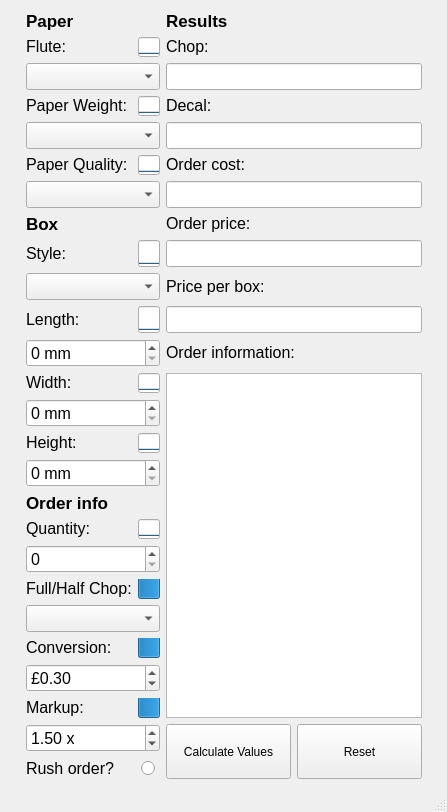
Qt form QTFiles/FormFiles/BPViewer.ui (tommygod3/BoxPricer) before a commit.
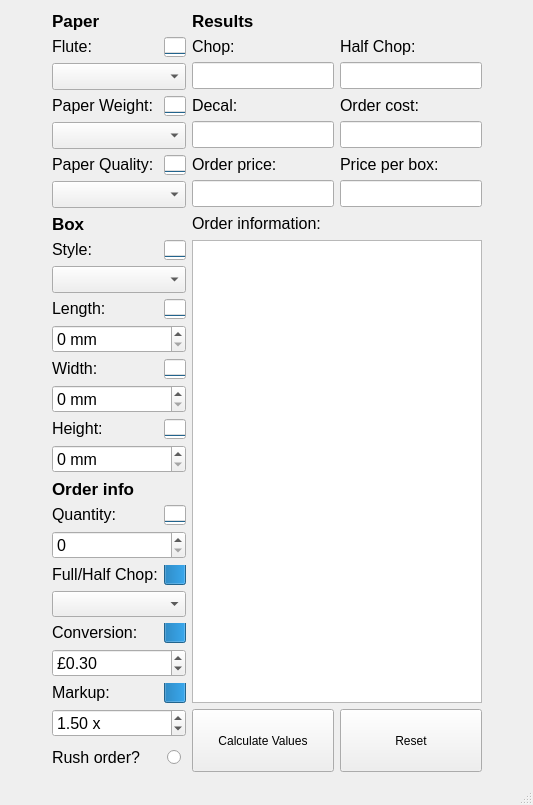
The same form after that commit.

```diff
--- a/QTFiles/FormFiles/BPViewer.ui
+++ b/QTFiles/FormFiles/BPViewer.ui
@@ -6,16 +6,16 @@
    <rect>
     <x>0</x>
     <y>0</y>
-    <width>447</width>
-    <height>812</height>
+    <width>533</width>
+    <height>805</height>
    </rect>
   </property>
   <property name="windowTitle">
    <string>Box Pricer</string>
   </property>
   <widget class="QWidget" name="centralWidget">
-   <layout class="QGridLayout" name="gridLayout_2">
-    <item row="0" column="1">
+   <layout class="QGridLayout" name="gridLayout_5">
+    <item row="0" column="2">
      <spacer name="verticalSpacer">
       <property name="orientation">
        <enum>Qt::Vertical</enum>
@@ -28,8 +28,8 @@
       </property>
      </spacer>
     </item>
-    <item row="1" column="1" rowspan="2">
-     <layout class="QGridLayout" name="gridLayout">
+    <item row="1" column="1" rowspan="2" colspan="2">
+     <layout class="QGridLayout" name="gridLayout_4">
       <item row="0" column="0">
        <widget class="QLabel" name="labelPaper">
         <property name="sizePolicy">
@@ -116,7 +116,9 @@
         </property>
        </widget>
       </item>
-      <item row="1" column="2">
+      <item row="1" column="2" rowspan="2" colspan="2">
+       <layout class="QGridLayout" name="gridLayout">
+        <item row="0" column="0">
        <widget class="QLabel" name="labelChop">
         <property name="sizePolicy">
          <sizepolicy hsizetype="Minimum" vsizetype="Fixed">
@@ -134,7 +136,31 @@
         </property>
        </widget>
       </item>
-      <item row="2" column="2" colspan="2">
+        <item row="1" column="1">
+         <widget class="QLineEdit" name="lineReadHalfChop">
+          <property name="sizePolicy">
+           <sizepolicy hsizetype="Minimum" vsizetype="Fixed">
+            <horstretch>0</horstretch>
+            <verstretch>0</verstretch>
+           </sizepolicy>
+          </property>
+          <property name="font">
+           <font>
+            <pointsize>12</pointsize>
+           </font>
+          </property>
+          <property name="focusPolicy">
+           <enum>Qt::NoFocus</enum>
+          </property>
+          <property name="text">
+           <string/>
+          </property>
+          <property name="readOnly">
+           <bool>true</bool>
+          </property>
+         </widget>
+        </item>
+        <item row="1" column="0">
        <widget class="QLineEdit" name="lineReadChop">
         <property name="sizePolicy">
          <sizepolicy hsizetype="Minimum" vsizetype="Fixed">
@@ -158,6 +184,44 @@
         </property>
        </widget>
       </item>
+        <item row="0" column="1">
+         <widget class="QLabel" name="labelHalfChop">
+          <property name="sizePolicy">
+           <sizepolicy hsizetype="Minimum" vsizetype="Fixed">
+            <horstretch>0</horstretch>
+            <verstretch>0</verstretch>
+           </sizepolicy>
+          </property>
+          <property name="font">
+           <font>
+            <pointsize>12</pointsize>
+           </font>
+          </property>
+          <property name="text">
+           <string>Half Chop:</string>
+          </property>
+         </widget>
+        </item>
+       </layout>
+      </item>
+      <item row="2" column="0" colspan="2">
+       <widget class="QComboBox" name="comboBoxFlute">
+        <property name="sizePolicy">
+         <sizepolicy hsizetype="Minimum" vsizetype="Fixed">
+          <horstretch>0</horstretch>
+          <verstretch>0</verstretch>
+         </sizepolicy>
+        </property>
+        <property name="font">
+         <font>
+          <pointsize>12</pointsize>
+         </font>
+        </property>
+        <property name="currentIndex">
+         <number>-1</number>
+        </property>
+       </widget>
+      </item>
       <item row="3" column="0">
        <widget class="QLabel" name="labelPW">
         <property name="sizePolicy">
@@ -204,7 +268,9 @@
         </property>
        </widget>
       </item>
-      <item row="3" column="2">
+      <item row="3" column="2" rowspan="2" colspan="2">
+       <layout class="QGridLayout" name="gridLayout_2">
+        <item row="0" column="0">
        <widget class="QLabel" name="labelDecal">
         <property name="sizePolicy">
          <sizepolicy hsizetype="Minimum" vsizetype="Fixed">
@@ -222,7 +288,49 @@
         </property>
        </widget>
       </item>
-      <item row="4" column="2" colspan="2">
+        <item row="0" column="1">
+         <widget class="QLabel" name="labelCost">
+          <property name="sizePolicy">
+           <sizepolicy hsizetype="Minimum" vsizetype="Fixed">
+            <horstretch>0</horstretch>
+            <verstretch>0</verstretch>
+           </sizepolicy>
+          </property>
+          <property name="font">
+           <font>
+            <pointsize>12</pointsize>
+           </font>
+          </property>
+          <property name="text">
+           <string>Order cost:</string>
+          </property>
+         </widget>
+        </item>
+        <item row="1" column="1">
+         <widget class="QLineEdit" name="lineReadCost">
+          <property name="sizePolicy">
+           <sizepolicy hsizetype="Minimum" vsizetype="Fixed">
+            <horstretch>0</horstretch>
+            <verstretch>0</verstretch>
+           </sizepolicy>
+          </property>
+          <property name="font">
+           <font>
+            <pointsize>12</pointsize>
+           </font>
+          </property>
+          <property name="focusPolicy">
+           <enum>Qt::NoFocus</enum>
+          </property>
+          <property name="text">
+           <string/>
+          </property>
+          <property name="readOnly">
+           <bool>true</bool>
+          </property>
+         </widget>
+        </item>
+        <item row="1" column="0">
        <widget class="QLineEdit" name="lineReadDecal">
         <property name="sizePolicy">
          <sizepolicy hsizetype="Minimum" vsizetype="Fixed">
@@ -246,6 +354,26 @@
         </property>
        </widget>
       </item>
+       </layout>
+      </item>
+      <item row="4" column="0" colspan="2">
+       <widget class="QComboBox" name="comboBoxPW">
+        <property name="sizePolicy">
+         <sizepolicy hsizetype="Minimum" vsizetype="Fixed">
+          <horstretch>0</horstretch>
+          <verstretch>0</verstretch>
+         </sizepolicy>
+        </property>
+        <property name="font">
+         <font>
+          <pointsize>12</pointsize>
+         </font>
+        </property>
+        <property name="currentIndex">
+         <number>-1</number>
+        </property>
+       </widget>
+      </item>
       <item row="5" column="0">
        <widget class="QLabel" name="labelPQ">
         <property name="sizePolicy">
@@ -292,8 +420,10 @@
         </property>
        </widget>
       </item>
-      <item row="5" column="2">
-       <widget class="QLabel" name="labelCost">
+      <item row="5" column="2" rowspan="2" colspan="2">
+       <layout class="QGridLayout" name="gridLayout_3">
+        <item row="0" column="0">
+         <widget class="QLabel" name="labelPrice">
         <property name="sizePolicy">
          <sizepolicy hsizetype="Minimum" vsizetype="Fixed">
           <horstretch>0</horstretch>
@@ -306,12 +436,12 @@
          </font>
         </property>
         <property name="text">
-         <string>Order cost:</string>
+           <string>Order price:</string>
         </property>
        </widget>
       </item>
-      <item row="6" column="2" colspan="2">
-       <widget class="QLineEdit" name="lineReadCost">
+        <item row="1" column="0">
+         <widget class="QLineEdit" name="lineReadPrice">
         <property name="sizePolicy">
          <sizepolicy hsizetype="Minimum" vsizetype="Fixed">
           <horstretch>0</horstretch>
@@ -331,6 +461,68 @@
         </property>
         <property name="readOnly">
          <bool>true</bool>
+          </property>
+         </widget>
+        </item>
+        <item row="1" column="1">
+         <widget class="QLineEdit" name="lineReadPricePer">
+          <property name="sizePolicy">
+           <sizepolicy hsizetype="Minimum" vsizetype="Fixed">
+            <horstretch>0</horstretch>
+            <verstretch>0</verstretch>
+           </sizepolicy>
+          </property>
+          <property name="font">
+           <font>
+            <pointsize>12</pointsize>
+           </font>
+          </property>
+          <property name="focusPolicy">
+           <enum>Qt::NoFocus</enum>
+          </property>
+          <property name="text">
+           <string/>
+          </property>
+          <property name="readOnly">
+           <bool>true</bool>
+          </property>
+         </widget>
+        </item>
+        <item row="0" column="1">
+         <widget class="QLabel" name="labelPricePer">
+          <property name="sizePolicy">
+           <sizepolicy hsizetype="Minimum" vsizetype="Fixed">
+            <horstretch>0</horstretch>
+            <verstretch>0</verstretch>
+           </sizepolicy>
+          </property>
+          <property name="font">
+           <font>
+            <pointsize>12</pointsize>
+           </font>
+          </property>
+          <property name="text">
+           <string>Price per box:</string>
+          </property>
+         </widget>
+        </item>
+       </layout>
+      </item>
+      <item row="6" column="0" colspan="2">
+       <widget class="QComboBox" name="comboBoxPQ">
+        <property name="sizePolicy">
+         <sizepolicy hsizetype="Minimum" vsizetype="Fixed">
+          <horstretch>0</horstretch>
+          <verstretch>0</verstretch>
+         </sizepolicy>
+        </property>
+        <property name="font">
+         <font>
+          <pointsize>12</pointsize>
+         </font>
+        </property>
+        <property name="currentIndex">
+         <number>-1</number>
         </property>
        </widget>
       </item>
@@ -355,7 +547,7 @@
        </widget>
       </item>
       <item row="7" column="2">
-       <widget class="QLabel" name="labelPrice">
+       <widget class="QLabel" name="labelInfo">
         <property name="sizePolicy">
          <sizepolicy hsizetype="Minimum" vsizetype="Fixed">
           <horstretch>0</horstretch>
@@ -368,7 +560,7 @@
          </font>
         </property>
         <property name="text">
-         <string>Order price:</string>
+         <string>Order information:</string>
         </property>
        </widget>
       </item>
@@ -418,8 +610,8 @@
         </property>
        </widget>
       </item>
-      <item row="8" column="2" colspan="2">
-       <widget class="QLineEdit" name="lineReadPrice">
+      <item row="9" column="0" colspan="2">
+       <widget class="QComboBox" name="comboBoxStyle">
         <property name="sizePolicy">
          <sizepolicy hsizetype="Minimum" vsizetype="Fixed">
           <horstretch>0</horstretch>
@@ -431,32 +623,8 @@
           <pointsize>12</pointsize>
          </font>
         </property>
-        <property name="focusPolicy">
-         <enum>Qt::NoFocus</enum>
-        </property>
-        <property name="text">
-         <string/>
-        </property>
-        <property name="readOnly">
-         <bool>true</bool>
-        </property>
-       </widget>
-      </item>
-      <item row="9" column="2">
-       <widget class="QLabel" name="labelPricePer">
-        <property name="sizePolicy">
-         <sizepolicy hsizetype="Minimum" vsizetype="Fixed">
-          <horstretch>0</horstretch>
-          <verstretch>0</verstretch>
-         </sizepolicy>
-        </property>
-        <property name="font">
-         <font>
-          <pointsize>12</pointsize>
-         </font>
-        </property>
-        <property name="text">
-         <string>Price per box:</string>
+        <property name="currentIndex">
+         <number>-1</number>
         </property>
        </widget>
       </item>
@@ -506,45 +674,18 @@
         </property>
        </widget>
       </item>
-      <item row="10" column="2" colspan="2">
-       <widget class="QLineEdit" name="lineReadPricePer">
-        <property name="sizePolicy">
-         <sizepolicy hsizetype="Minimum" vsizetype="Fixed">
-          <horstretch>0</horstretch>
-          <verstretch>0</verstretch>
-         </sizepolicy>
-        </property>
+      <item row="11" column="0" colspan="2">
+       <widget class="QSpinBox" name="spinLength">
         <property name="font">
          <font>
           <pointsize>12</pointsize>
          </font>
         </property>
-        <property name="focusPolicy">
-         <enum>Qt::NoFocus</enum>
+        <property name="suffix">
+         <string> mm</string>
         </property>
-        <property name="text">
-         <string/>
-        </property>
-        <property name="readOnly">
-         <bool>true</bool>
-        </property>
-       </widget>
-      </item>
-      <item row="11" column="2" colspan="2">
-       <widget class="QLabel" name="labelInfo">
-        <property name="sizePolicy">
-         <sizepolicy hsizetype="Minimum" vsizetype="Fixed">
-          <horstretch>0</horstretch>
-          <verstretch>0</verstretch>
-         </sizepolicy>
-        </property>
-        <property name="font">
-         <font>
-          <pointsize>12</pointsize>
-         </font>
-        </property>
-        <property name="text">
-         <string>Order information:</string>
+        <property name="maximum">
+         <number>1000000</number>
         </property>
        </widget>
       </item>
@@ -594,6 +735,21 @@
         </property>
        </widget>
       </item>
+      <item row="13" column="0" colspan="2">
+       <widget class="QSpinBox" name="spinWidth">
+        <property name="font">
+         <font>
+          <pointsize>12</pointsize>
+         </font>
+        </property>
+        <property name="suffix">
+         <string> mm</string>
+        </property>
+        <property name="maximum">
+         <number>1000000</number>
+        </property>
+       </widget>
+      </item>
       <item row="14" column="0">
        <widget class="QLabel" name="labelHeight">
         <property name="sizePolicy">
@@ -640,6 +796,21 @@
         </property>
        </widget>
       </item>
+      <item row="15" column="0" colspan="2">
+       <widget class="QSpinBox" name="spinHeight">
+        <property name="font">
+         <font>
+          <pointsize>12</pointsize>
+         </font>
+        </property>
+        <property name="suffix">
+         <string> mm</string>
+        </property>
+        <property name="maximum">
+         <number>1000000</number>
+        </property>
+       </widget>
+      </item>
       <item row="16" column="0">
        <widget class="QLabel" name="label">
         <property name="sizePolicy">
@@ -706,6 +877,18 @@
         </property>
        </widget>
       </item>
+      <item row="18" column="0" colspan="2">
+       <widget class="QSpinBox" name="spinQuantity">
+        <property name="font">
+         <font>
+          <pointsize>12</pointsize>
+         </font>
+        </property>
+        <property name="maximum">
+         <number>1000000000</number>
+        </property>
+       </widget>
+      </item>
       <item row="19" column="0">
        <widget class="QLabel" name="labelFullHalf">
         <property name="sizePolicy">
@@ -752,6 +935,24 @@
         </property>
        </widget>
       </item>
+      <item row="20" column="0" colspan="2">
+       <widget class="QComboBox" name="comboBoxFullHalf">
+        <property name="sizePolicy">
+         <sizepolicy hsizetype="Minimum" vsizetype="Fixed">
+          <horstretch>0</horstretch>
+          <verstretch>0</verstretch>
+         </sizepolicy>
+        </property>
+        <property name="font">
+         <font>
+          <pointsize>11</pointsize>
+         </font>
+        </property>
+        <property name="currentIndex">
+         <number>-1</number>
+        </property>
+       </widget>
+      </item>
       <item row="21" column="0">
        <widget class="QLabel" name="labelPPB">
         <property name="sizePolicy">
@@ -798,6 +999,27 @@
         </property>
        </widget>
       </item>
+      <item row="22" column="0" colspan="2">
+       <widget class="QDoubleSpinBox" name="doubleSpinPPB">
+        <property name="font">
+         <font>
+          <pointsize>12</pointsize>
+         </font>
+        </property>
+        <property name="frame">
+         <bool>true</bool>
+        </property>
+        <property name="prefix">
+         <string>£</string>
+        </property>
+        <property name="maximum">
+         <double>1000000.000000000000000</double>
+        </property>
+        <property name="value">
+         <double>0.300000000000000</double>
+        </property>
+       </widget>
+      </item>
       <item row="23" column="0">
        <widget class="QLabel" name="labelPOT">
         <property name="sizePolicy">
@@ -870,12 +1092,6 @@
       </item>
       <item row="25" column="0" colspan="2">
        <layout class="QHBoxLayout" name="horizontalLayout">
-        <property name="spacing">
-         <number>0</number>
-        </property>
-        <property name="leftMargin">
-         <number>0</number>
-        </property>
         <property name="rightMargin">
          <number>5</number>
         </property>
@@ -921,174 +1137,6 @@
         </item>
        </layout>
       </item>
-      <item row="22" column="0" colspan="2">
-       <widget class="QDoubleSpinBox" name="doubleSpinPPB">
-        <property name="font">
-         <font>
-          <pointsize>12</pointsize>
-         </font>
-        </property>
-        <property name="frame">
-         <bool>true</bool>
-        </property>
-        <property name="prefix">
-         <string>£</string>
-        </property>
-        <property name="maximum">
-         <double>1000000.000000000000000</double>
-        </property>
-        <property name="value">
-         <double>0.300000000000000</double>
-        </property>
-       </widget>
-      </item>
-      <item row="20" column="0" colspan="2">
-       <widget class="QComboBox" name="comboBoxFullHalf">
-        <property name="sizePolicy">
-         <sizepolicy hsizetype="Minimum" vsizetype="Fixed">
-          <horstretch>0</horstretch>
-          <verstretch>0</verstretch>
-         </sizepolicy>
-        </property>
-        <property name="font">
-         <font>
-          <pointsize>12</pointsize>
-         </font>
-        </property>
-        <property name="currentIndex">
-         <number>-1</number>
-        </property>
-       </widget>
-      </item>
-      <item row="18" column="0" colspan="2">
-       <widget class="QSpinBox" name="spinQuantity">
-        <property name="font">
-         <font>
-          <pointsize>12</pointsize>
-         </font>
-        </property>
-        <property name="maximum">
-         <number>1000000000</number>
-        </property>
-       </widget>
-      </item>
-      <item row="15" column="0" colspan="2">
-       <widget class="QSpinBox" name="spinHeight">
-        <property name="font">
-         <font>
-          <pointsize>12</pointsize>
-         </font>
-        </property>
-        <property name="suffix">
-         <string> mm</string>
-        </property>
-        <property name="maximum">
-         <number>1000000</number>
-        </property>
-       </widget>
-      </item>
-      <item row="13" column="0" colspan="2">
-       <widget class="QSpinBox" name="spinWidth">
-        <property name="font">
-         <font>
-          <pointsize>12</pointsize>
-         </font>
-        </property>
-        <property name="suffix">
-         <string> mm</string>
-        </property>
-        <property name="maximum">
-         <number>1000000</number>
-        </property>
-       </widget>
-      </item>
-      <item row="11" column="0" colspan="2">
-       <widget class="QSpinBox" name="spinLength">
-        <property name="font">
-         <font>
-          <pointsize>12</pointsize>
-         </font>
-        </property>
-        <property name="suffix">
-         <string> mm</string>
-        </property>
-        <property name="maximum">
-         <number>1000000</number>
-        </property>
-       </widget>
-      </item>
-      <item row="9" column="0" colspan="2">
-       <widget class="QComboBox" name="comboBoxStyle">
-        <property name="sizePolicy">
-         <sizepolicy hsizetype="Minimum" vsizetype="Fixed">
-          <horstretch>0</horstretch>
-          <verstretch>0</verstretch>
-         </sizepolicy>
-        </property>
-        <property name="font">
-         <font>
-          <pointsize>12</pointsize>
-         </font>
-        </property>
-        <property name="currentIndex">
-         <number>-1</number>
-        </property>
-       </widget>
-      </item>
-      <item row="6" column="0" colspan="2">
-       <widget class="QComboBox" name="comboBoxPQ">
-        <property name="sizePolicy">
-         <sizepolicy hsizetype="Minimum" vsizetype="Fixed">
-          <horstretch>0</horstretch>
-          <verstretch>0</verstretch>
-         </sizepolicy>
-        </property>
-        <property name="font">
-         <font>
-          <pointsize>12</pointsize>
-         </font>
-        </property>
-        <property name="currentIndex">
-         <number>-1</number>
-        </property>
-       </widget>
-      </item>
-      <item row="4" column="0" colspan="2">
-       <widget class="QComboBox" name="comboBoxPW">
-        <property name="sizePolicy">
-         <sizepolicy hsizetype="Minimum" vsizetype="Fixed">
-          <horstretch>0</horstretch>
-          <verstretch>0</verstretch>
-         </sizepolicy>
-        </property>
-        <property name="font">
-         <font>
-          <pointsize>12</pointsize>
-         </font>
-        </property>
-        <property name="currentIndex">
-         <number>-1</number>
-        </property>
-       </widget>
-      </item>
-      <item row="2" column="0" colspan="2">
-       <widget class="QComboBox" name="comboBoxFlute">
-        <property name="sizePolicy">
-         <sizepolicy hsizetype="Minimum" vsizetype="Fixed">
-          <horstretch>0</horstretch>
-          <verstretch>0</verstretch>
-         </sizepolicy>
-        </property>
-        <property name="font">
-         <font>
-          <pointsize>12</pointsize>
-         </font>
-        </property>
-        <property name="currentIndex">
-         <number>-1</number>
-        </property>
-       </widget>
-      </item>
       <item row="24" column="2" rowspan="2">
        <widget class="QPushButton" name="pushButtonCalc">
         <property name="sizePolicy">
@@ -1133,7 +1181,7 @@
         </property>
        </widget>
       </item>
-      <item row="12" column="2" rowspan="12" colspan="2">
+      <item row="8" column="2" rowspan="16" colspan="2">
        <widget class="QTextBrowser" name="textInfo">
         <property name="sizePolicy">
          <sizepolicy hsizetype="Minimum" vsizetype="Expanding">
@@ -1162,7 +1210,7 @@
       </item>
      </layout>
     </item>
-    <item row="1" column="2">
+    <item row="1" column="3">
      <spacer name="horizontalSpacer_2">
       <property name="orientation">
        <enum>Qt::Horizontal</enum>
```
Left out of the diff: 3 changed lines with no effect on the pictures. Lines whose indentation alone changed are shown as unchanged.
